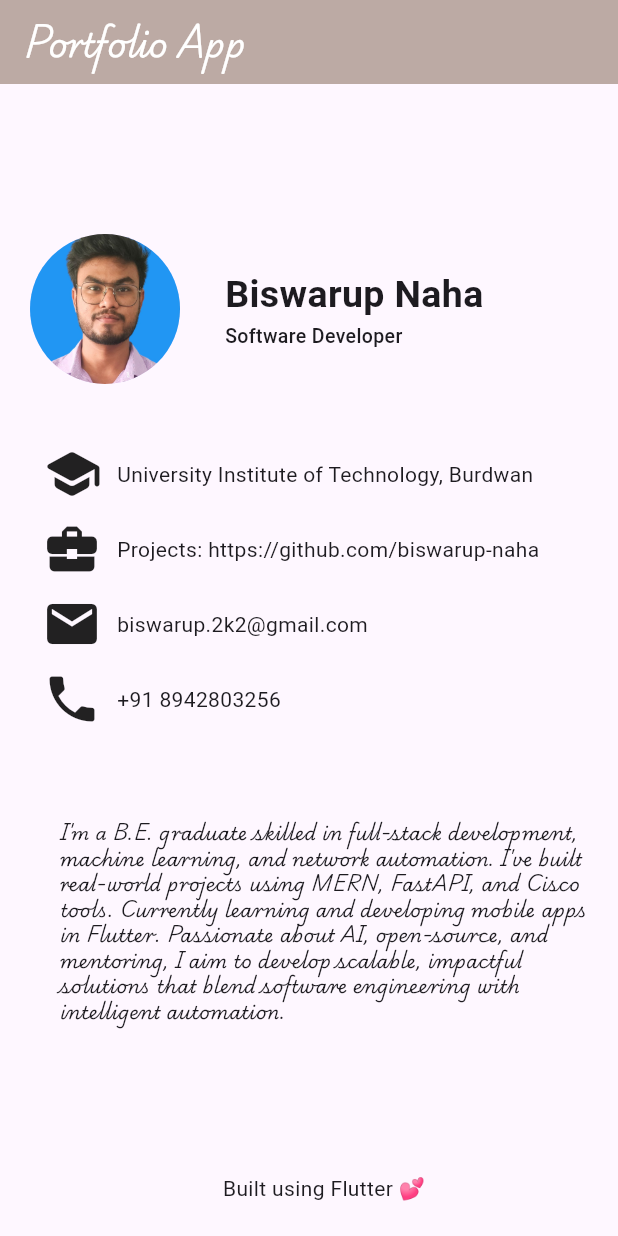
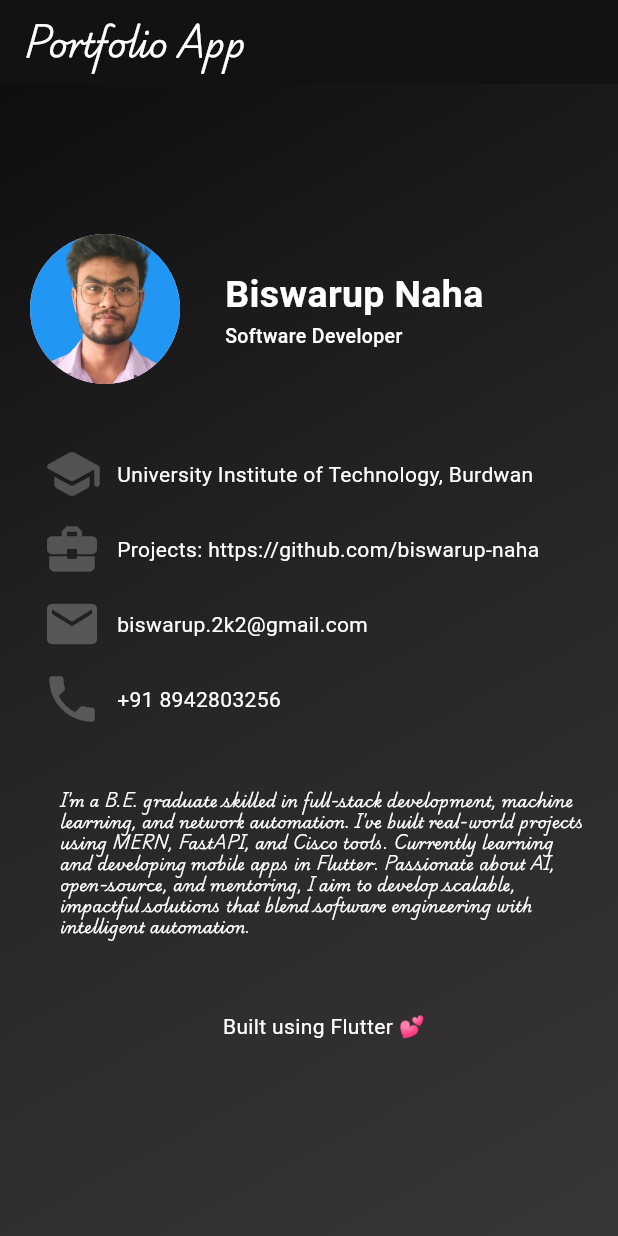
Before and after one commit to biswarup-naha/Portfolio-app, a Flutter app: the screen it shows after launch, on a phone screen of 412 x 824 dp. Run offline on Flutter 3.47's test engine with Material 3 defaults, Android fonts, the phone set to English and light mode, and no system bars.

Commit message:
dark theme added

```diff
--- a/lib/screens/home.dart
+++ b/lib/screens/home.dart
@@ -10,16 +10,31 @@ class HomeScreen extends StatefulWidget {
 class _HomeScreenState extends State<HomeScreen> {
   @override
   Widget build(BuildContext context) {
-    return Scaffold(
+    return SafeArea(
+      child: Scaffold(
         appBar: AppBar(
           title: Text(
             "Portfolio App",
             style: TextStyle(fontFamily: "Playwrite Australia QLD"),
           ),
-        backgroundColor: Colors.brown[200],
+          backgroundColor: const Color.fromARGB(236, 0, 0, 0),
           foregroundColor: Colors.white,
         ),
-      body: Padding(
+        body: Container(
+          decoration: BoxDecoration(
+            // image: DecorationImage(image: AssetImage("images/bg.jpg"), fit: BoxFit.cover),
+            color: Colors.black,
+            gradient: LinearGradient(
+              begin: Alignment.topLeft,
+              end: Alignment.bottomRight,
+              colors: [
+                const Color.fromARGB(240, 0, 0, 0),
+                const Color.fromARGB(218, 4, 2, 2),
+                const Color.fromARGB(199, 0, 0, 0),
+              ],
+            ),
+          ),
+          child: Padding(
             padding: const EdgeInsets.only(top: 100.0, left: 20.0),
             child: Column(
               children: <Widget>[
@@ -39,6 +54,7 @@ class _HomeScreenState extends State<HomeScreen> {
                           style: TextStyle(
                             fontSize: 25,
                             fontWeight: FontWeight.bold,
+                            color: Colors.white,
                           ),
                         ),
                         Text(
@@ -46,6 +62,7 @@ class _HomeScreenState extends State<HomeScreen> {
                           style: TextStyle(
                             fontSize: 13,
                             fontWeight: FontWeight.w500,
+                            color: Colors.white,
                           ),
                         ),
                       ],
@@ -59,52 +76,55 @@ class _HomeScreenState extends State<HomeScreen> {
                     children: <Widget>[
                       Row(
                         children: <Widget>[
-                      Icon(Icons.school_rounded, size: 40),
+                          Icon(Icons.school_rounded, size: 40, color: Colors.white24),
                           SizedBox(width: 10),
-                      Text("University Institute of Technology, Burdwan"),
+                          Text("University Institute of Technology, Burdwan", style: TextStyle(color: Colors.white),),
                         ],
                       ),
                       SizedBox(height: 10),
                       Row(
                         children: <Widget>[
-                      Icon(Icons.business_center, size: 40),
+                          Icon(Icons.business_center, size: 40, color: Colors.white24,),
                           SizedBox(width: 10),
-                      Text("Projects: https://github.com/biswarup-naha"),
+                          Text("Projects: https://github.com/biswarup-naha", style: TextStyle(color: Colors.white),),
                         ],
                       ),
                       SizedBox(height: 10),
                       Row(
                         children: <Widget>[
-                      Icon(Icons.email, size: 40),
+                          Icon(Icons.email, size: 40, color: Colors.white24,),
                           SizedBox(width: 10),
-                      Text("biswarup.2k2@gmail.com"),
+                          Text("biswarup.2k2@gmail.com", style: TextStyle(color: Colors.white),),
                         ],
                       ),
                       SizedBox(height: 10),
                       Row(
                         children: <Widget>[
-                      Icon(Icons.phone, size: 40),
+                          Icon(Icons.phone, size: 40, color: Colors.white24,),
                           SizedBox(width: 10),
-                      Text("+91 8942803256"),
+                          Text("+91 8942803256", style: TextStyle(color: Colors.white),),
                         ],
                       ),
                     ],
                   ),
                 ),
-            SizedBox(height: 40),
+                SizedBox(height: 20),
                 Padding(
                   padding: const EdgeInsets.all(20.0),
                   child: Text(
                     "I'm a B.E. graduate skilled in full-stack development, machine learning, and network automation. I've built real-world projects using MERN, FastAPI, and Cisco tools. Currently learning and developing mobile apps in Flutter. Passionate about AI, open-source, and mentoring, I aim to develop scalable, impactful solutions that blend software engineering with intelligent automation.",
                     style: TextStyle(
                       fontFamily: "Playwrite Australia QLD",
-                  fontSize: 12,
+                      fontSize: 10,
+                      color: Colors.white,
                     ),
                   ),
                 ),
-            SizedBox(height: 80),
-            Text("Built using Flutter 💕"),
+                SizedBox(height: 30),
+                Text("Built using Flutter 💕", style: TextStyle(color: Colors.white),),
               ],
+            ),
+          ),
         ),
       ),
     );
--- a/pubspec.yaml
+++ b/pubspec.yaml
@@ -60,6 +60,7 @@ flutter:
   # To add assets to your application, add an assets section, like this:
   assets:
     - images/photo.jpg
+    - images/bg.jpg
   #   - images/a_dot_ham.jpeg
 
   # An image asset can refer to one or more resolution-specific "variants", see
```
Also changed, not shown: images/bg.jpg (added). Lines whose indentation alone changed are shown as unchanged.
